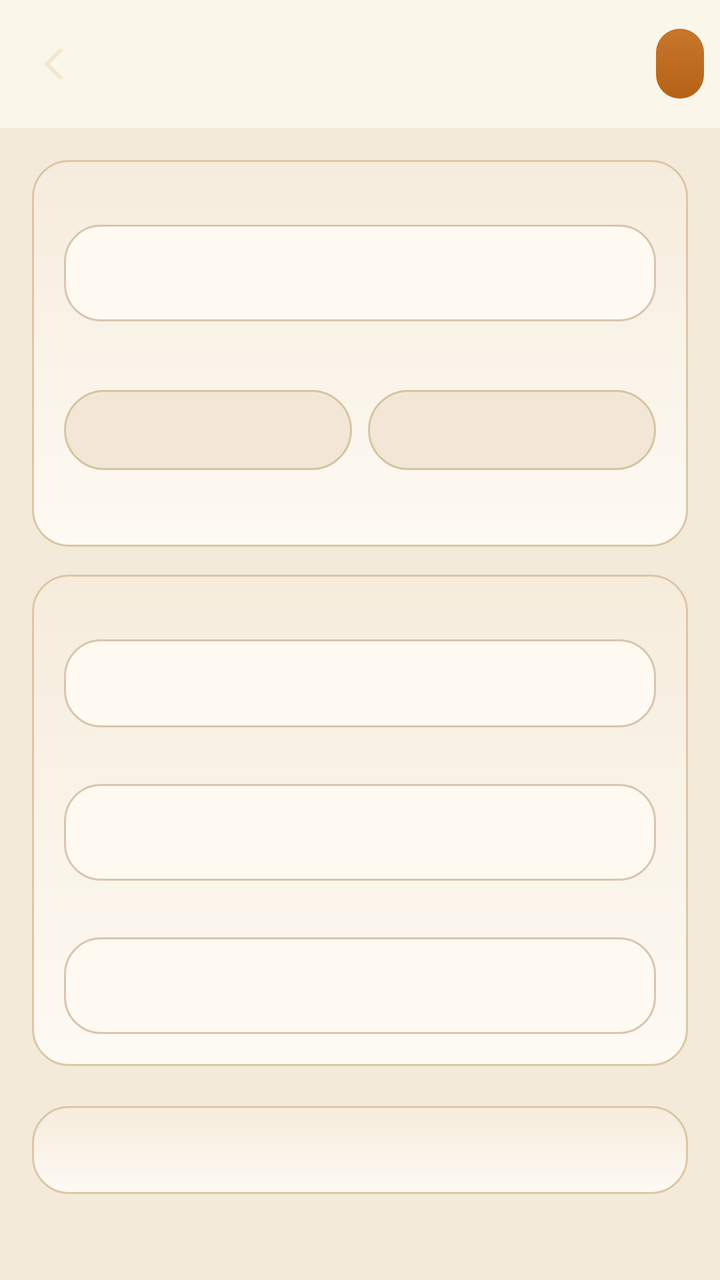
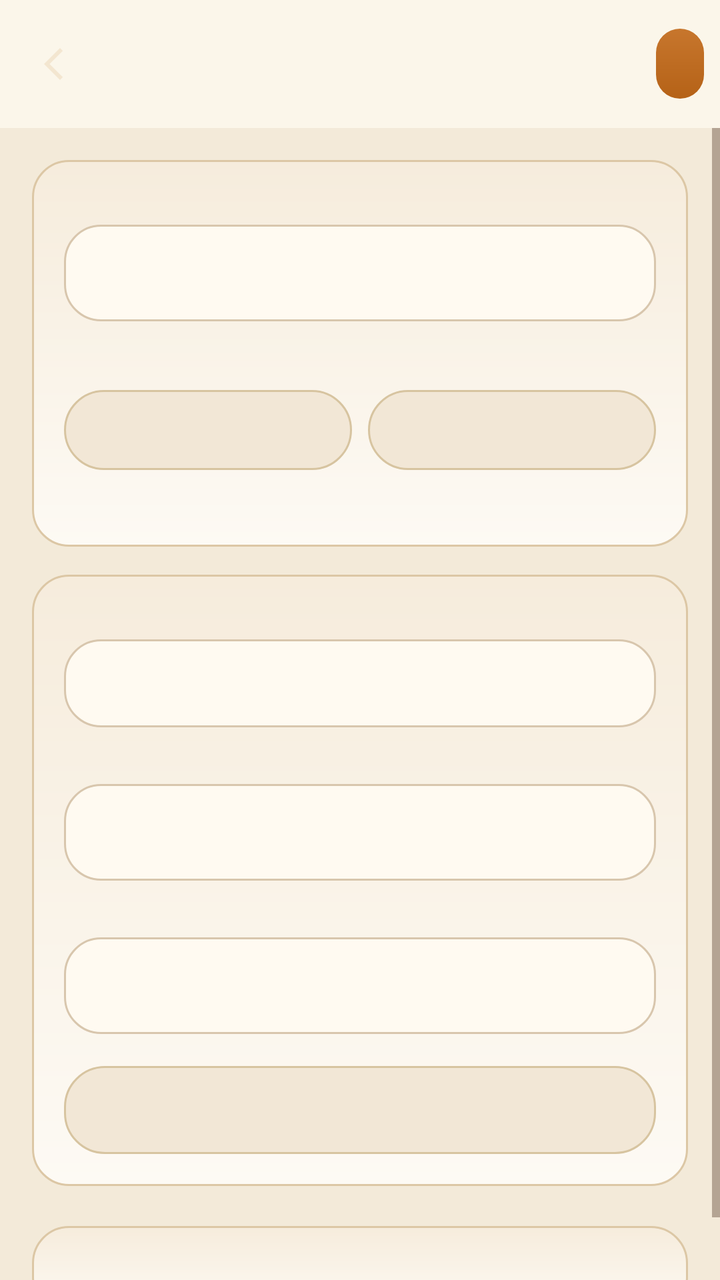

Screens rendered from an Android XML layout before and after an edit, with the pre-edit source and the edit as a unified diff.
<!-- AndroidManifest.xml: application theme Theme.Tavern -->
<!-- res/layout/activity_profile.xml -->
<?xml version="1.0" encoding="utf-8"?>
<LinearLayout xmlns:android="http://schemas.android.com/apk/res/android"
    android:layout_width="match_parent"
    android:layout_height="match_parent"
    android:background="@color/bg"
    android:orientation="vertical">

    <LinearLayout
        android:layout_width="match_parent"
        android:layout_height="64dp"
        android:background="@color/surface"
        android:gravity="center_vertical"
        android:orientation="horizontal"
        android:paddingHorizontal="8dp">

        <ImageButton
            android:id="@+id/btnBack"
            android:layout_width="40dp"
            android:layout_height="40dp"
            android:background="?attr/selectableItemBackgroundBorderless"
            android:contentDescription="back"
            android:src="@drawable/ic_back" />

        <TextView
            android:id="@+id/headerTitle"
            android:layout_width="0dp"
            android:layout_height="wrap_content"
            android:layout_weight="1"
            android:fontFamily="serif"
            android:textColor="@color/candle"
            android:textSize="17sp" />

        <TextView
            android:id="@+id/btnSave"
            android:layout_width="wrap_content"
            android:layout_height="wrap_content"
            android:background="@drawable/bg_chip_on"
            android:paddingHorizontal="12dp"
            android:paddingVertical="8dp"
            android:textColor="@color/on_candle" />
    </LinearLayout>

    <ScrollView
        android:layout_width="match_parent"
        android:layout_height="0dp"
        android:layout_weight="1"
        android:background="@color/bg">

        <LinearLayout
            android:layout_width="match_parent"
            android:layout_height="wrap_content"
            android:orientation="vertical"
            android:padding="16dp">

            <LinearLayout
                android:layout_width="match_parent"
                android:layout_height="wrap_content"
                android:background="@drawable/bg_card"
                android:orientation="vertical"
                android:padding="16dp">

                <TextView android:id="@+id/lName" android:layout_width="match_parent" android:layout_height="wrap_content" android:textColor="@color/muted" android:textSize="12sp" />
                <EditText android:id="@+id/etName" android:layout_width="match_parent" android:layout_height="wrap_content" android:background="@drawable/bg_input" android:minHeight="44dp" android:padding="12dp" android:textColor="@color/ink" />

                <TextView android:id="@+id/lProvider" android:layout_width="match_parent" android:layout_height="wrap_content" android:layout_marginTop="12dp" android:textColor="@color/muted" android:textSize="12sp" />
                <LinearLayout android:layout_width="match_parent" android:layout_height="wrap_content" android:layout_marginTop="6dp" android:orientation="horizontal">
                    <TextView android:id="@+id/btnOpenai" android:layout_width="0dp" android:layout_height="40dp" android:layout_marginEnd="8dp" android:layout_weight="1" android:background="@drawable/bg_chip" android:gravity="center" android:textColor="@color/ink" />
                    <TextView android:id="@+id/btnClaude" android:layout_width="0dp" android:layout_height="40dp" android:layout_weight="1" android:background="@drawable/bg_chip" android:gravity="center" android:textColor="@color/ink" />
                </LinearLayout>

                <TextView android:id="@+id/providerHint" android:layout_width="match_parent" android:layout_height="wrap_content" android:layout_marginTop="6dp" android:textColor="@color/muted" android:textSize="12sp" />
            </LinearLayout>

            <LinearLayout
                android:layout_width="match_parent"
                android:layout_height="wrap_content"
                android:layout_marginTop="14dp"
                android:background="@drawable/bg_card"
                android:orientation="vertical"
                android:padding="16dp">

                <TextView android:id="@+id/lEndpoint" android:layout_width="match_parent" android:layout_height="wrap_content" android:textColor="@color/muted" android:textSize="12sp" />
                <EditText android:id="@+id/etEndpoint" android:layout_width="match_parent" android:layout_height="wrap_content" android:background="@drawable/bg_input" android:inputType="textUri" android:minHeight="44dp" android:padding="12dp" android:textColor="@color/ink" android:textSize="13sp" />

                <TextView android:id="@+id/lModel" android:layout_width="match_parent" android:layout_height="wrap_content" android:layout_marginTop="12dp" android:textColor="@color/muted" android:textSize="12sp" />
                <EditText android:id="@+id/etModel" android:layout_width="match_parent" android:layout_height="wrap_content" android:background="@drawable/bg_input" android:minHeight="44dp" android:padding="12dp" android:textColor="@color/ink" />

                <TextView android:id="@+id/lKey" android:layout_width="match_parent" android:layout_height="wrap_content" android:layout_marginTop="12dp" android:textColor="@color/muted" android:textSize="12sp" />
                <EditText android:id="@+id/etKey" android:layout_width="match_parent" android:layout_height="wrap_content" android:background="@drawable/bg_input" android:inputType="textPassword" android:minHeight="44dp" android:padding="12dp" android:textColor="@color/ink" />
            </LinearLayout>

            <TextView android:id="@+id/btnDelete" android:layout_width="match_parent" android:layout_height="44dp" android:layout_marginTop="20dp" android:background="@drawable/bg_card" android:gravity="center" android:textColor="@color/wine" />
        </LinearLayout>
    </ScrollView>
</LinearLayout>
<!-- resources referenced by this layout -->
<resources>
  <color name="bg">#f3ead9</color>
  <color name="candle">#b56a1a</color>
  <color name="ink">#2a1d16</color>
  <color name="muted">#7a6554</color>
  <color name="on_candle">#f3ead9</color>
  <color name="surface">#fbf6ea</color>
  <color name="wine">#8c3d3a</color>
  <!-- drawable bg_card (drawable) -->
  <?xml version="1.0" encoding="utf-8"?>
  <shape xmlns:android="http://schemas.android.com/apk/res/android">
      <gradient
          android:angle="90"
          android:endColor="#f6ecdc"
          android:startColor="#fdfaf4" />
      <corners android:radius="18dp" />
      <stroke android:width="1dp" android:color="#dcc7a5" />
  </shape>
  <!-- drawable bg_chip (drawable) -->
  <?xml version="1.0" encoding="utf-8"?>
  <shape xmlns:android="http://schemas.android.com/apk/res/android">
      <solid android:color="#f2e7d6" />
      <corners android:radius="20dp" />
      <stroke android:width="1dp" android:color="#d7c4a0" />
  </shape>
  <!-- drawable bg_chip_on (drawable) -->
  <?xml version="1.0" encoding="utf-8"?>
  <shape xmlns:android="http://schemas.android.com/apk/res/android">
      <gradient
          android:angle="90"
          android:endColor="#c7762d"
          android:startColor="#b56217" />
      <corners android:radius="20dp" />
  </shape>
  <!-- drawable bg_input (drawable) -->
  <?xml version="1.0" encoding="utf-8"?>
  <shape xmlns:android="http://schemas.android.com/apk/res/android">
      <solid android:color="#fffaf1" />
      <corners android:radius="18dp" />
      <stroke android:width="1dp" android:color="#d8c6ad" />
  </shape>
  <!-- drawable ic_back (drawable) -->
  <?xml version="1.0" encoding="utf-8"?>
  <vector xmlns:android="http://schemas.android.com/apk/res/android" android:width="24dp" android:height="24dp" android:viewportWidth="24" android:viewportHeight="24">
      <path android:fillColor="#f3e6d0" android:pathData="M15.4,5.4L14,4l-8,8 8,8 1.4,-1.4L8.8,12z"/>
  </vector>
  <style name="Theme.Tavern" parent="Theme.Material3.DayNight.NoActionBar">
          <item name="colorPrimary">@color/candle</item>
          <item name="colorOnPrimary">@color/on_candle</item>
          <item name="colorPrimaryContainer">@color/raised</item>
          <item name="colorOnPrimaryContainer">@color/ink</item>
          <item name="colorSecondary">@color/wine</item>
          <item name="colorOnSecondary">@color/ink</item>
          <item name="colorSurface">@color/surface</item>
          <item name="colorOnSurface">@color/ink</item>
          <item name="android:statusBarColor">@color/bg</item>
          <item name="android:navigationBarColor">@color/surface</item>
          <item name="android:windowBackground">@color/bg</item>
          <item name="android:textColor">@color/ink</item>
          <item name="android:textColorPrimary">@color/ink</item>
          <item name="android:textColorSecondary">@color/muted</item>
          <item name="android:windowLightStatusBar">true</item>
          <item name="colorControlActivated">@color/candle</item>
          <item name="android:colorAccent">@color/candle</item>
      </style>
  <color name="raised">#efe4d0</color>
</resources>

<!-- the commit's change to res/layout/activity_profile.xml (unified diff, before → after) -->
@@ -87,6 +87,32 @@
 
                 <TextView android:id="@+id/lKey" android:layout_width="match_parent" android:layout_height="wrap_content" android:layout_marginTop="12dp" android:textColor="@color/muted" android:textSize="12sp" />
                 <EditText android:id="@+id/etKey" android:layout_width="match_parent" android:layout_height="wrap_content" android:background="@drawable/bg_input" android:inputType="textPassword" android:minHeight="44dp" android:padding="12dp" android:textColor="@color/ink" />
+
+                <LinearLayout
+                    android:layout_width="match_parent"
+                    android:layout_height="wrap_content"
+                    android:layout_marginTop="16dp"
+                    android:orientation="vertical">
+
+                    <TextView
+                        android:id="@+id/btnTest"
+                        android:layout_width="match_parent"
+                        android:layout_height="44dp"
+                        android:background="@drawable/bg_chip"
+                        android:gravity="center"
+                        android:textColor="@color/candle"
+                        android:textSize="14sp" />
+
+                    <TextView
+                        android:id="@+id/tvTestResult"
+                        android:layout_width="match_parent"
+                        android:layout_height="wrap_content"
+                        android:layout_marginTop="8dp"
+                        android:gravity="center"
+                        android:textColor="@color/muted"
+                        android:textSize="12sp"
+                        android:visibility="gone" />
+                </LinearLayout>
             </LinearLayout>
 
             <TextView android:id="@+id/btnDelete" android:layout_width="match_parent" android:layout_height="44dp" android:layout_marginTop="20dp" android:background="@drawable/bg_card" android:gravity="center" android:textColor="@color/wine" />
